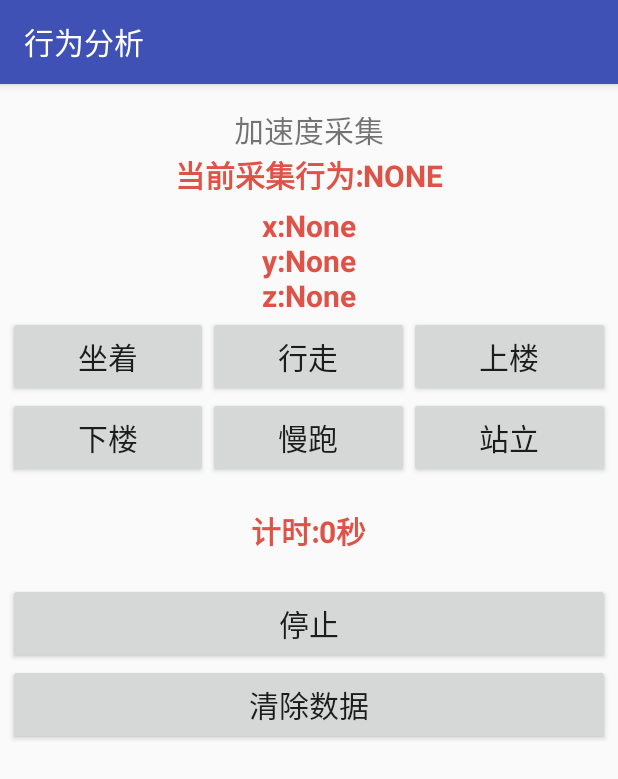
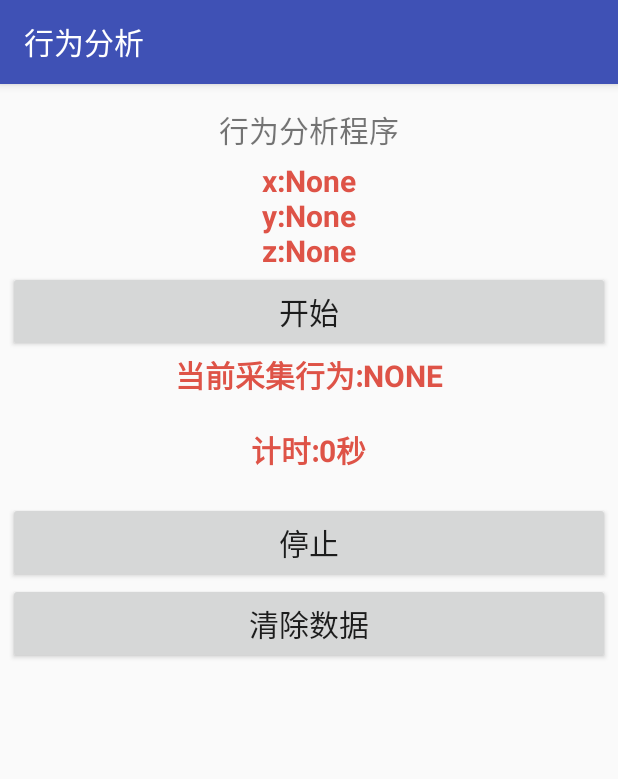
Before and after one commit to curryli/APP_Action, an Android app: the screen it shows after launch (MainActivity), on a phone screen of 412 x 824 dp. Shown: the top 779 px of the screen. Run offline under Robolectric (Android 15) with nearby library versions, the light colour scheme and no system bars.

Commit message:
APP行为分析优化

```diff
--- a/AndroidActions/Acc_save/app/src/main/java/com/lxr/acc_save/MainActivity.java
+++ b/AndroidActions/Acc_save/app/src/main/java/com/lxr/acc_save/MainActivity.java
@@ -125,7 +125,8 @@ public class MainActivity extends AppCompatActivity implements View.OnLongClickL
                 updateStatus(false);
                 acc_info.setText("x:None\ny:None\nz:None");
                 acc_info1.setText("当前采集行为:NONE");
-                mWakeLock.release();
+                if(mWakeLock.isHeld())
+                    mWakeLock.release();
                 break;
             case R.id.btn_clear:
                 Log.e("Sensors", "清除Acc_save目录下的所有文件");
--- a/Android_Server/Acc_class/app/build.gradle
+++ b/Android_Server/Acc_class/app/build.gradle
@@ -3,7 +3,7 @@ apply plugin: 'com.android.application'
 android {
     compileSdkVersion 26
     defaultConfig {
-        applicationId "com.lxr.acc_save"
+        applicationId "com.lxr.acc_class"
         minSdkVersion 24
         targetSdkVersion 26
         versionCode 1
--- a/Android_Server/Acc_class/app/src/main/AndroidManifest.xml
+++ b/Android_Server/Acc_class/app/src/main/AndroidManifest.xml
@@ -1,6 +1,6 @@
 <?xml version="1.0" encoding="utf-8"?>
 <manifest xmlns:android="http://schemas.android.com/apk/res/android"
-    package="com.lxr.acc_save">
+    package="com.lxr.acc_class">
 
 
     <uses-permission android:name="android.permission.INTERNET" />
@@ -19,7 +19,7 @@
         android:roundIcon="@mipmap/ic_launcher_round"
         android:supportsRtl="true"
         android:theme="@style/AppTheme">
-        <activity android:name=".MainActivity"
+        <activity android:name="com.lxr.acc_save.MainActivity"
                    android:screenOrientation="portrait">
 
             <intent-filter>
--- a/Android_Server/Acc_class/app/src/main/res/layout/activity_main.xml
+++ b/Android_Server/Acc_class/app/src/main/res/layout/activity_main.xml
@@ -10,21 +10,12 @@
         android:layout_height="wrap_content"
         android:layout_gravity="center_horizontal"
         android:layout_marginTop="10dp"
-        android:text="加速度采集"
+        android:text="行为分析程序"
         android:textSize="20sp" />
 
-    <TextView
-        android:id="@+id/acc_info1"
-        android:layout_width="wrap_content"
-        android:layout_height="wrap_content"
-        android:layout_gravity="center"
-        android:text="当前采集行为:NONE"
-        android:textColor="#DE5347"
-        android:textSize="20sp"
-        android:textStyle="bold" />
 
     <TextView
-        android:id="@+id/acc_info"
+        android:id="@+id/sensor_data"
         android:layout_width="wrap_content"
         android:layout_height="wrap_content"
         android:layout_gravity="center_horizontal"
@@ -34,68 +25,27 @@
         android:textSize="20sp"
         android:textStyle="bold" />
 
-    <LinearLayout
+    <Button
+        android:id="@+id/btn_start"
         android:layout_width="match_parent"
-        android:layout_height="wrap_content"
-        android:orientation="horizontal">
+        android:layout_height="54dp"
+        android:text="开始"
+        android:textSize="20sp" />
 
-        <Button
-            android:id="@+id/btn_sitting"
-            android:layout_width="0dp"
-            android:layout_height="54dp"
-            android:layout_weight="1"
-            android:text="坐着"
-            android:textSize="20sp" />
-
-        <Button
-            android:id="@+id/btn_walking"
-            android:layout_width="0dp"
-            android:layout_height="54dp"
-            android:layout_weight="1"
-            android:text="行走"
-            android:textSize="20sp" />
-
-        <Button
-            android:id="@+id/btn_upstairs"
-            android:layout_width="0dp"
-            android:layout_height="54dp"
-            android:layout_weight="1"
-            android:text="上楼"
-            android:textSize="20sp" />
-    </LinearLayout>
-
-    <LinearLayout
-        android:layout_width="match_parent"
-        android:layout_height="wrap_content"
-        android:orientation="horizontal">
-
-        <Button
-            android:id="@+id/btn_downstairs"
-            android:layout_width="0dp"
-            android:layout_height="54dp"
-            android:layout_weight="1"
-            android:text="下楼"
-            android:textSize="20sp" />
-
-        <Button
-            android:id="@+id/btn_jogging"
-            android:layout_width="0dp"
-            android:layout_height="54dp"
-            android:layout_weight="1"
-            android:text="慢跑"
-            android:textSize="20sp" />
-
-        <Button
-            android:id="@+id/btn_standing"
-            android:layout_width="0dp"
-            android:layout_height="54dp"
-            android:layout_weight="1"
-            android:text="站立"
-            android:textSize="20sp" />
-    </LinearLayout>
 
     <TextView
-        android:id="@+id/acc_info2"
+        android:id="@+id/current_stat"
+        android:layout_width="wrap_content"
+        android:layout_height="wrap_content"
+        android:layout_gravity="center"
+        android:text="当前采集行为:NONE"
+        android:textColor="#DE5347"
+        android:textSize="20sp"
+        android:textStyle="bold" />
+
+
+    <TextView
+        android:id="@+id/clock"
         android:layout_width="wrap_content"
         android:layout_height="wrap_content"
         android:layout_gravity="center"
```
Also changed, not shown: Android_Server/Acc_class/app/src/main/java/com/lxr/acc_save/MainActivity.java (+23 -63 lines), 10 other files.
